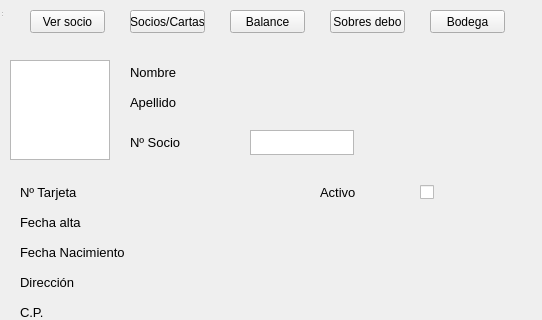
Before: the Qt Designer form penyamanager/admon_screen.ui in eguzki/penyamanager, drawn with Qt 5; both pictures show x 0 to 542 and y 0 to 320 of the 800 by 600 pixel window.
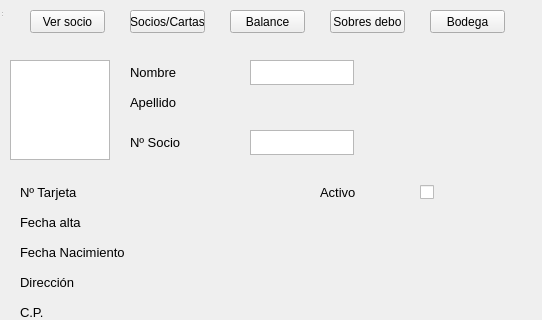
After: the same form once the commit is applied.

Commit message: Admon screen movidas

Diff of the .ui file:
```diff
--- a/penyamanager/admon_screen.ui
+++ b/penyamanager/admon_screen.ui
@@ -408,6 +408,16 @@
      <string>T. Fijo</string>
     </property>
    </widget>
+   <widget class="QTextEdit" name="textname">
+    <property name="geometry">
+     <rect>
+      <x>250</x>
+      <y>10</y>
+      <width>104</width>
+      <height>25</height>
+     </rect>
+    </property>
+   </widget>
    <zorder>idmember</zorder>
    <zorder>name</zorder>
    <zorder>surname</zorder>
```
Left out of the diff: 6 changed lines with no effect on the pictures. The commit also changes 13 other files.
